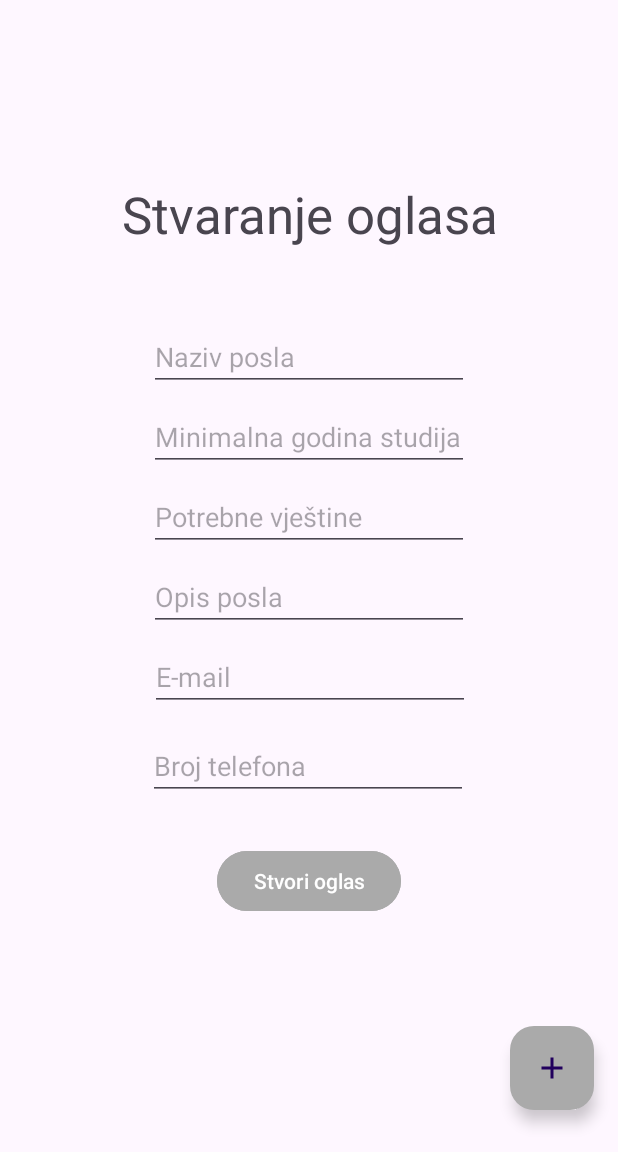
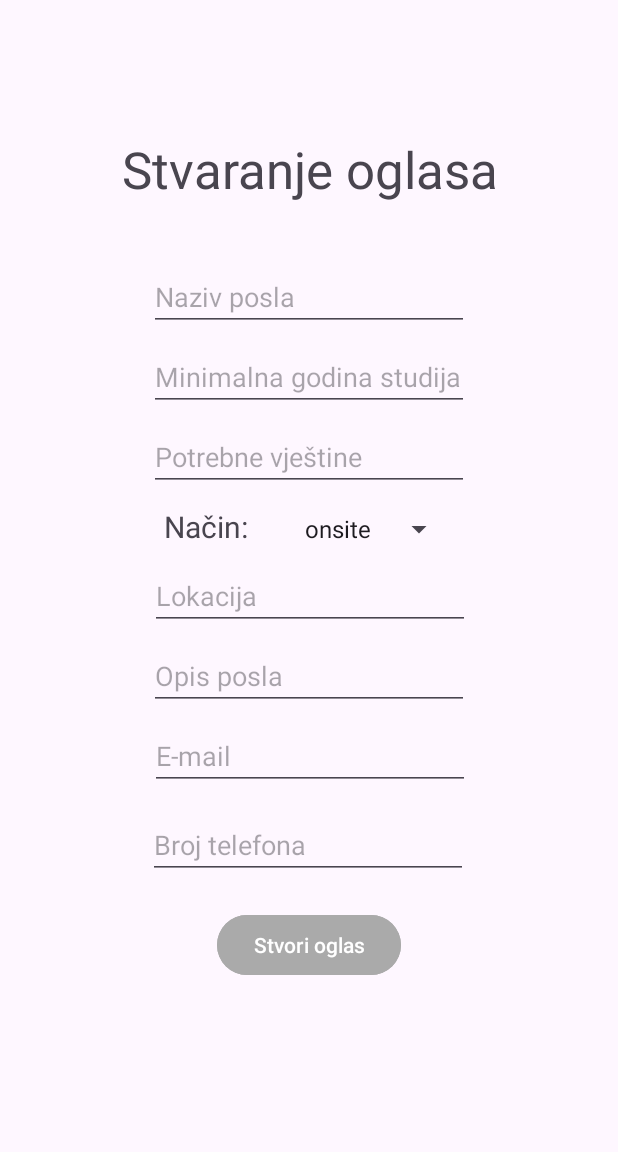
Before and after one commit to 9helix/FIDIT-Careers, an Android app: the DashboardEmployer screen opened directly, with no data from a screen before it, after a tap on "Dodaj novi oglas", on a phone screen of 412 x 824 dp, the part 84-1236 px from its top. Run offline under Robolectric (Android 15) with nearby library versions, the phone set to English and light mode, and no system bars; our stand-ins replace Room's generated code; 2 statements that could not run were skipped.

Commit message:
Added options to choose location and type of internship (onsite or online)

```diff
--- a/app/src/main/java/hr/uniri/fiditcareers/AddPost.java
+++ b/app/src/main/java/hr/uniri/fiditcareers/AddPost.java
@@ -4,11 +4,14 @@ import android.os.Bundle;
 import androidx.fragment.app.Fragment;
 import androidx.room.Room;
 
+import android.util.Log;
 import android.view.LayoutInflater;
 import android.view.View;
 import android.view.ViewGroup;
+import android.widget.AdapterView;
 import android.widget.Button;
 import android.widget.EditText;
+import android.widget.Spinner;
 import android.widget.Toast;
 
 import java.sql.Timestamp;
@@ -31,8 +34,26 @@ public class AddPost extends Fragment {
         EditText requiredYearOfStudyTxt = parentHolder.findViewById(R.id.requiredYearOfStudyTxt);
         EditText requirementsTxt = parentHolder.findViewById(R.id.requirementsTxt);
         EditText descriptionTxt = parentHolder.findViewById(R.id.descriptionTxt);
-        EditText emailTxt = parentHolder.findViewById(R.id.editEmailTxt);
+        EditText emailTxt = parentHolder.findViewById(R.id.emailTxt);
         EditText phoneNumberTxt = parentHolder.findViewById(R.id.phoneNumberTxt);
+        Spinner spinnerOption = parentHolder.findViewById(R.id.spinnerOptions);
+        EditText locationTxt = parentHolder.findViewById(R.id.locationTxt);
+
+        // when dropdown option is selected
+        spinnerOption.setOnItemSelectedListener(new AdapterView.OnItemSelectedListener() {
+            @Override
+            public void onItemSelected(AdapterView<?> parent, View view, int position, long id) {
+                int onsiteOnline = spinnerOption.getSelectedItemPosition();
+                if (onsiteOnline == 0) { // onsite option was selected
+                    locationTxt.setVisibility(View.VISIBLE);
+                } else { // online option was selected
+                    locationTxt.setVisibility(View.GONE);
+                }
+            }
+
+            @Override
+            public void onNothingSelected(AdapterView<?> parent) {}
+        });
 
         postBtn.setOnClickListener(view -> {
             String jobName = jobNameTxt.getText().toString();
@@ -41,6 +62,8 @@ public class AddPost extends Fragment {
             String description = descriptionTxt.getText().toString();
             String email = emailTxt.getText().toString();
             String phoneNumber = phoneNumberTxt.getText().toString();
+            int onsiteOnline = spinnerOption.getSelectedItemPosition();
+            String location = locationTxt.getText().toString();
 
             if(jobName.isEmpty()) {
                 jobNameTxt.setError("Unesite naziv posla.");
@@ -61,6 +84,12 @@ public class AddPost extends Fragment {
                 requirementsTxt.setError("Unesite potrebne vještine.");
                 return;
             }
+            if (onsiteOnline == 0) { // onsite
+                if(location.isEmpty()) {
+                    locationTxt.setError("Unesite lokaciju izvođenja posla.");
+                    return;
+                }
+            }
             if(description.isEmpty()) {
                 descriptionTxt.setError("Unesite opis posla.");
                 return;
@@ -70,11 +99,15 @@ public class AddPost extends Fragment {
                 return;
             }
 
+            Log.d("AddPost", "online ili onsite => " + onsiteOnline);
+            Log.d("AddPost", "lokacija => " + location);
+
             new Thread(() -> {
                 String employerEmail = ((PublicVariable) getActivity().getApplication()).getEmail();
                 Employer employer = appDatabase.employerDao().getEmployerByEmail(employerEmail);
                 int reqYearOfStudy =  Integer.parseInt(requiredYearOfStudy);
 
+                // reformats the timestamp
                 SimpleDateFormat sdf = new SimpleDateFormat("dd. MM. yyyy.");
                 Date date = new Date();
                 Timestamp currentDate = new Timestamp(date.getTime());
@@ -89,12 +122,20 @@ public class AddPost extends Fragment {
                 newPost.phone = phoneNumber;
                 newPost.employerId = employer.id;
                 newPost.datePosted = sdf.format(currentDate);
+                newPost.location = location;
+
+                if (onsiteOnline == 0) { // onsite
+                    newPost.onsiteOnline = "onsite";
+                } else { // online
+                    newPost.onsiteOnline = "online";
+                }
                 // add created post to database
                 appDatabase.postDao().insert(newPost);
 
                 getActivity().runOnUiThread(() -> Toast.makeText(getActivity(), "Uspješno stvoren oglas!", Toast.LENGTH_SHORT).show());
                 getActivity().getSupportFragmentManager().beginTransaction().replace(R.id.fragment_container, new PostsDisplayEmployer()).commit();
             }).start();
+
         });
 
         return parentHolder;
--- a/app/src/main/java/hr/uniri/fiditcareers/AppDatabase.java
+++ b/app/src/main/java/hr/uniri/fiditcareers/AppDatabase.java
@@ -1,7 +1,7 @@
 package hr.uniri.fiditcareers;
 import androidx.room.Database;
 import androidx.room.RoomDatabase;
-@Database(entities = {Student.class,Employer.class, Post.class}, version = 1)
+@Database(entities = {Student.class, Employer.class, Post.class}, version = 1)
 public abstract class AppDatabase extends RoomDatabase {
     public abstract StudentDao studentDao();
     public abstract EmployerDao employerDao();
--- a/app/src/main/java/hr/uniri/fiditcareers/DashboardEmployer.java
+++ b/app/src/main/java/hr/uniri/fiditcareers/DashboardEmployer.java
@@ -46,11 +46,6 @@ public class DashboardEmployer extends AppCompatActivity
         appDatabase = Room.databaseBuilder(getApplicationContext(),
                 AppDatabase.class, "app-db").build();
 
-        FloatingActionButton fab = findViewById(R.id.fab);
-        fab.setOnClickListener(view -> {
-            getSupportFragmentManager().beginTransaction().replace(R.id.fragment_container, new AddPost()).commit();
-        });
-
         new Thread(() -> {
             String email = ((PublicVariable) this.getApplication()).getEmail();
             Employer employer = appDatabase.employerDao().getEmployerByEmail(email);
--- a/app/src/main/java/hr/uniri/fiditcareers/EmployerDao.java
+++ b/app/src/main/java/hr/uniri/fiditcareers/EmployerDao.java
@@ -7,8 +7,10 @@ import java.util.List;
 public interface EmployerDao {
     @Insert
     void insert(Employer employer);
+
     @Query("SELECT * FROM Employer")
     List<Employer> getAll();
+
     @Query("SELECT * FROM Employer WHERE `E-mail` = :email")
     Employer getEmployerByEmail(String email);
 
--- a/app/src/main/res/layout/activity_dashboard_employer.xml
+++ b/app/src/main/res/layout/activity_dashboard_employer.xml
@@ -27,17 +27,6 @@
             android:layout_width="match_parent"
             android:layout_height="match_parent"
             android:id="@+id/fragment_container"/>
-
-        <com.google.android.material.floatingactionbutton.FloatingActionButton
-            android:id="@+id/fab"
-            android:layout_width="wrap_content"
-            android:layout_height="300dp"
-            android:layout_gravity="right|bottom"
-            android:layout_margin="16dp"
-            android:backgroundTint="@android:color/darker_gray"
-            android:contentDescription="Dodaj novi oglas"
-            android:src="@drawable/baseline_add_24"
-            android:translationY="-100dp" />
     </LinearLayout>
 
     <com.google.android.material.navigation.NavigationView
--- a/app/src/main/res/layout/fragment_add_post.xml
+++ b/app/src/main/res/layout/fragment_add_post.xml
@@ -27,7 +27,7 @@
             android:id="@+id/loginTitle"
             android:layout_width="350dp"
             android:layout_height="wrap_content"
-            android:layout_marginTop="120dp"
+            android:layout_marginTop="90dp"
             android:gravity="center"
             android:text="Stvaranje oglasa"
             android:textSize="34sp"
@@ -50,7 +50,7 @@
             android:id="@+id/postBtn"
             android:layout_width="wrap_content"
             android:layout_height="wrap_content"
-            android:layout_marginTop="30dp"
+            android:layout_marginTop="20dp"
             android:backgroundTint="@android:color/darker_gray"
             android:text="Stvori oglas"
             app:layout_constraintEnd_toEndOf="parent"
@@ -66,10 +66,10 @@
             android:hint="Opis posla"
             app:layout_constraintEnd_toEndOf="parent"
             app:layout_constraintStart_toStartOf="parent"
-            app:layout_constraintTop_toBottomOf="@+id/requirementsTxt" />
+            app:layout_constraintTop_toBottomOf="@+id/locationTxt" />
 
         <EditText
-            android:id="@+id/editEmailTxt"
+            android:id="@+id/emailTxt"
             android:layout_width="wrap_content"
             android:layout_height="wrap_content"
             android:layout_marginTop="8dp"
@@ -91,13 +91,13 @@
             app:layout_constraintEnd_toEndOf="parent"
             app:layout_constraintHorizontal_bias="0.497"
             app:layout_constraintStart_toStartOf="parent"
-            app:layout_constraintTop_toBottomOf="@+id/editEmailTxt" />
+            app:layout_constraintTop_toBottomOf="@+id/emailTxt" />
 
         <EditText
             android:id="@+id/jobNameTxt"
             android:layout_width="wrap_content"
             android:layout_height="wrap_content"
-            android:layout_marginTop="50dp"
+            android:layout_marginTop="40dp"
             android:ems="10"
             android:hint="Naziv posla"
             android:inputType="text"
@@ -105,6 +105,44 @@
             app:layout_constraintStart_toStartOf="parent"
             app:layout_constraintTop_toBottomOf="@+id/loginTitle" />
 
+        <EditText
+            android:id="@+id/locationTxt"
+            android:layout_width="wrap_content"
+            android:layout_height="wrap_content"
+            android:layout_marginTop="10dp"
+            android:ems="10"
+            android:hint="Lokacija"
+            app:layout_constraintEnd_toEndOf="parent"
+            app:layout_constraintHorizontal_bias="0.502"
+            app:layout_constraintStart_toStartOf="parent"
+            app:layout_constraintTop_toBottomOf="@+id/spinnerText" />
+
+        <LinearLayout
+            android:id="@+id/spinnerText"
+            android:layout_width="wrap_content"
+            android:layout_height="wrap_content"
+            android:layout_marginTop="10dp"
+            android:orientation="horizontal"
+            app:layout_constraintEnd_toEndOf="parent"
+            app:layout_constraintStart_toStartOf="parent"
+            app:layout_constraintTop_toBottomOf="@+id/requirementsTxt">
+
+            <TextView
+                android:id="@+id/txttitle"
+                android:layout_width="wrap_content"
+                android:layout_height="wrap_content"
+                android:textSize="20dp"
+                android:text="Način:" />
+
+            <Spinner
+                android:id="@+id/spinnerOptions"
+                android:layout_width="wrap_content"
+                android:layout_height="wrap_content"
+                android:layout_marginStart="30dp"
+                android:entries="@array/onsite_online" />
+
+        </LinearLayout>
+
     </androidx.constraintlayout.widget.ConstraintLayout>
 
 </FrameLayout>
--- /dev/null
+++ b/app/src/main/res/values/array.xml
@@ -0,0 +1,7 @@
+<?xml version="1.0" encoding="utf-8"?>
+<resources>
+    <string-array name="onsite_online">
+        <item>onsite</item>
+        <item>online</item>
+    </string-array>
+</resources>
--- a/app/src/main/res/values/strings.xml
+++ b/app/src/main/res/values/strings.xml
@@ -2,7 +2,5 @@
     <string name="app_name">FIDIT Careers</string>
     <string name="nav_open">Otvori</string>
     <string name="nav_close">Zatvori</string>
-    <string name="hello_blank_fragment">Hello blank fragment</string>
     <string name="account_id">ID: %1$d</string>
-
 </resources>
```
Also changed, not shown: app/src/main/java/hr/uniri/fiditcareers/DashboardStudent.java (+9 -13 lines), app/src/main/java/hr/uniri/fiditcareers/Post.java (+15 -3 lines), app/src/main/java/hr/uniri/fiditcareers/PostsDisplayEmployer.java (+15 -5 lines), app/src/main/java/hr/uniri/fiditcareers/PostsDisplayStudent.java (added, +47 -0 lines), app/src/main/res/layout/activity_dashboard_student.xml (+2 -32 lines), app/src/main/res/layout/fragment_posts_display_student.xml (added, +39 -0 lines).
